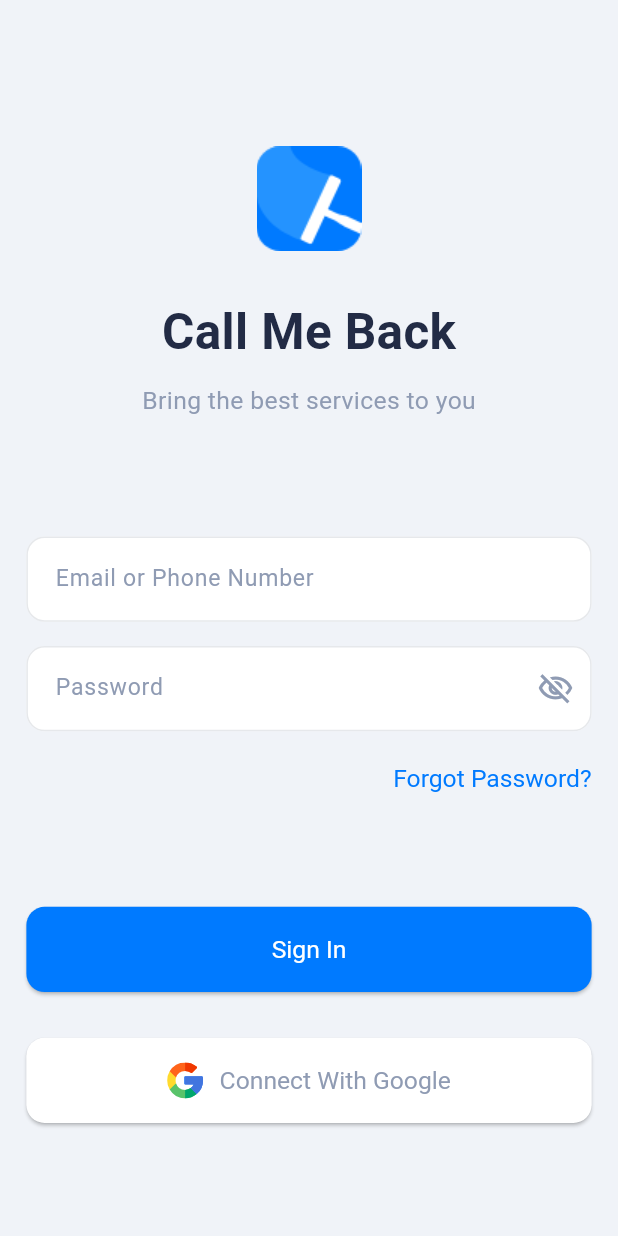
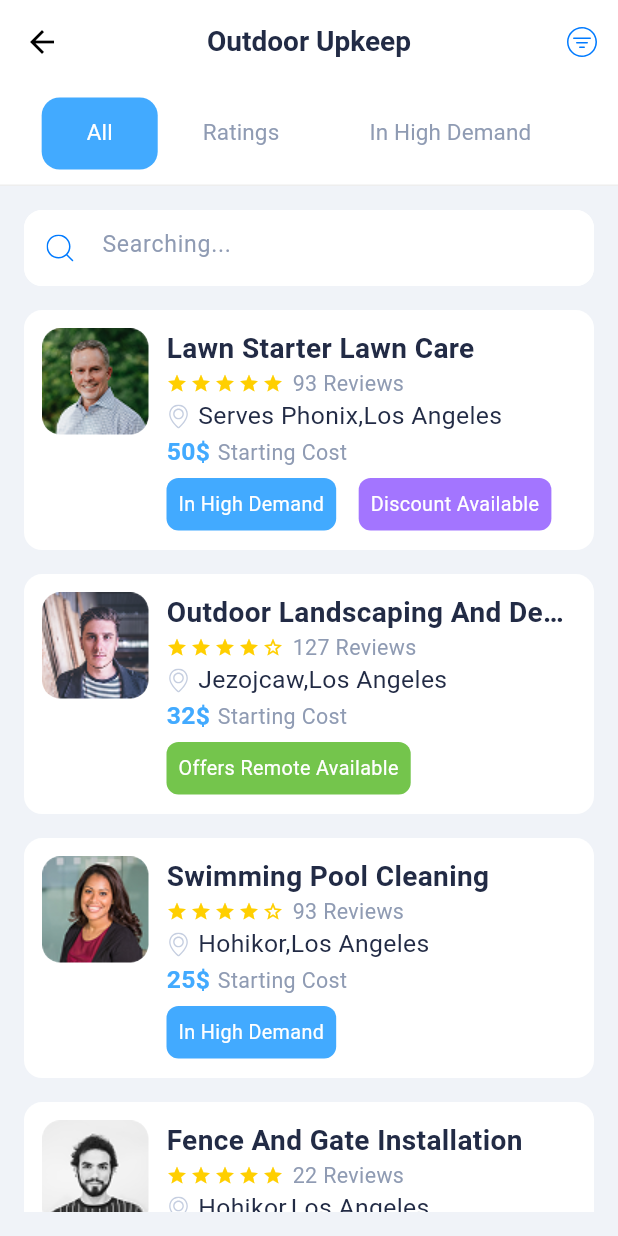
Before and after one commit to ahmedalhessi/Call-Me-Back, a Flutter app: the screen it shows after launch, on a phone screen of 412 x 824 dp. Run offline on Flutter 3.47's test engine with Material 3 defaults, Android fonts, the phone set to English and light mode, and no system bars; our stand-ins replace flutter_screenutil, flutter_svg, get; Roboto replaces fonts that are missing (Almarai).

Commit message:
added  Outdoor Upkeep screen with service cards, badges, and star rating widgets

```diff
--- a/lib/core/constants/colors_manager.dart
+++ b/lib/core/constants/colors_manager.dart
@@ -20,6 +20,11 @@ class ColorsManager {
   static const Color outlineBorder = Color(0xFFE6E8EB);
   // static const Color shadow = Color(0x0D000000);
   static const Color danger = Color(0xFFFF2222);
+  static const Color blue = Color(0xff42AAFF);
+  static const Color purple = Color(0xffA375FF);
+  static const Color green = Color(0xff74C54C);
+
+
   // static const Color success = Color(0xFF20CE8C);
   // static const Color skipColor = Color(0xFF6E6E77);
   // static const Color showMoreColor = Color(0xFF707070);
--- a/lib/core/constants/images_manager.dart
+++ b/lib/core/constants/images_manager.dart
@@ -2,6 +2,7 @@ class ImagesManager {
   static const String mainPath = 'assets/images';
 
   static const String logo = '$mainPath/logo.png';
+  static const String servicesPath = 'assets/images/services';
 
   static const String onBoardingPath = '$mainPath/on_boarding';
   static const String onboarding1 = '$onBoardingPath/on_boarding_1.png';
@@ -16,4 +17,10 @@ class ImagesManager {
   static const String service3 = '$homePath/service3.jpg';
   static const String service4 = '$homePath/service4.jpg';
   static const String searchIcon = '$iconsPath/search.svg';
+  static const String person1 = '$servicesPath/person1.png';
+  static const String person2 = '$servicesPath/person2.png';
+  static const String person3 = '$servicesPath/person3.png';
+  static const String person4 = '$servicesPath/person4.png';
+  static const String location = '$iconsPath/location.svg';
+  static const String filter = '$iconsPath/filter.svg';
 }
--- a/lib/core/constants/text_styles_manager.dart
+++ b/lib/core/constants/text_styles_manager.dart
@@ -365,4 +365,11 @@ class TextStylesManager {
     fontWeight: FontWeight.normal,
     color: ColorsManager.primary,
   );
+
+  static final TextStyle captionSemiBoldBlueColor = TextStyle(
+    fontSize: 15.sp,
+    fontWeight: FontWeight.w600,
+    color: ColorsManager.blue,
+  );
+
 }
--- a/lib/core/routes/get_pages.dart
+++ b/lib/core/routes/get_pages.dart
@@ -12,6 +12,7 @@ import '../../screens/auth/forget_password_screen.dart';
 import '../../screens/auth/reset_password_screen.dart';
 import '../../screens/auth/verification_screen.dart';
 import '../../screens/intro/onboarding_screen.dart';
+import '../../screens/Services/services_screen.dart';
 import 'routes_manager.dart';
 
 final List<GetPage<dynamic>> getPages = [
@@ -45,4 +46,10 @@ final List<GetPage<dynamic>> getPages = [
     page: () => const ResetPasswordScreen(),
     binding: ResetPasswordBinding(),
   ),
+
+  GetPage(
+    name: RoutesManager.servicesScreen,
+    page: () => const Services(),
+  ),
+
 ];
--- a/lib/core/routes/routes_manager.dart
+++ b/lib/core/routes/routes_manager.dart
@@ -10,4 +10,5 @@ class RoutesManager {
 
   static const homeScreen = '/home_screen';
   static const unknownScreen = '/unknown_screen';
+  static const servicesScreen = '/services_screen';
 }
--- /dev/null
+++ b/lib/core/widgets/badges_widget.dart
@@ -0,0 +1,26 @@
+import 'package:flutter/material.dart';
+import '../constants/text_styles_manager.dart';
+
+class BadgeWidget extends StatelessWidget {
+  final String text;
+  final Color color;
+
+  const BadgeWidget({super.key, required this.text, required this.color});
+
+  @override
+  Widget build(BuildContext context) {
+    return Container(
+      padding: EdgeInsets.all(8),
+      margin: EdgeInsets.only( right: 5, top: 5),
+      decoration: BoxDecoration(
+        color: color,
+        borderRadius: BorderRadius.circular(8),
+      ),
+      child: Text(
+        text,
+        style: TextStylesManager.captionRegularWhite,
+        textAlign: TextAlign.center,
+      ),
+    );
+  }
+}
--- /dev/null
+++ b/lib/core/widgets/service_card_widget.dart
@@ -0,0 +1,125 @@
+import 'package:call_me_back/core/widgets/star_row.dart';
+import 'package:flutter/material.dart';
+import 'package:flutter_svg/svg.dart';
+import '../constants/colors_manager.dart';
+import '../constants/images_manager.dart';
+import '../constants/text_styles_manager.dart';
+
+
+class ServicesCardWidget extends StatelessWidget {
+  const ServicesCardWidget({
+    super.key,
+    required this.imgPath,
+    required this.price,
+    required this.location,
+    required this.rating,
+    required this.reviews,
+    required this.badges, required this.title,
+  });
+  final String imgPath;
+  final int price;
+  final String location;
+  final double rating;
+  final int reviews;
+  final List<Widget> badges;
+  final String title;
+
+  @override
+  Widget build(BuildContext context) {
+    return Container(
+      constraints: BoxConstraints(minHeight: 160),
+      margin: EdgeInsets.symmetric(vertical:8),
+      padding: EdgeInsets.all(12),
+
+      decoration: BoxDecoration(
+        borderRadius: BorderRadius.circular(12),
+        color: ColorsManager.white,
+      ),
+      child: Row(
+        crossAxisAlignment: CrossAxisAlignment.start,
+        children: [
+          Align(
+            alignment: Alignment.topCenter,
+            child: Padding(
+              padding:  EdgeInsets.only(right: 12),
+              child: Container(
+                decoration: BoxDecoration(
+                  image: DecorationImage(image: AssetImage(imgPath), ),
+                  borderRadius: BorderRadius.circular(12),
+                ),
+                width: 71,
+                height: 71,
+              ),
+            ),
+          ),
+
+          Expanded(
+            child: Column(
+              crossAxisAlignment: CrossAxisAlignment.start,
+              mainAxisAlignment: MainAxisAlignment.spaceEvenly,
+              mainAxisSize: MainAxisSize.min,
+              children: [
+                Text(
+                 title,
+                  maxLines: 1,
+                  overflow: TextOverflow.ellipsis,
+                  style: TextStylesManager.bodySemibold,
+                ),
+
+                Row(
+                  children: [
+                    StarRow(rating: rating, size: 14),
+                    SizedBox(width: 6),
+                    Text(
+                      "$reviews Reviews",
+                      maxLines: 1,
+                      overflow: TextOverflow.ellipsis,
+                      style: TextStylesManager.subTitleRegularSubtitleColor,
+                    ),
+                  ],
+                ),
+
+                Row(
+                  children: [
+                    SvgPicture.asset(
+                      ImagesManager.location,
+                      width: 16,
+                      height: 16,
+                    ),
+                    SizedBox(width: 5),
+                    Expanded(
+                      child: Text(location, style: TextStylesManager.paragraphRegular, maxLines: 1,
+                        overflow: TextOverflow.ellipsis,),
+                    ),
+                  ],
+                ),
+
+                Row(
+                  children: [
+                    Text(
+                      "$price\$",
+                      style: TextStylesManager.captionSemiBoldBlueColor,
+                      maxLines: 1,
+                      overflow: TextOverflow.ellipsis,
+                    ),
+                    SizedBox(width: 5),
+                    Text(
+                      "Starting Cost",
+                      style: TextStylesManager.subTitleRegularSubtitleColor,
+                    ),
+                  ],
+                ),
+                Wrap(
+                  spacing: 10,
+                  runSpacing: 8,
+                  children: badges,
+                ),
+
+              ],
+            ),
+          ),
+        ],
+      ),
+    );
+  }
+}
--- /dev/null
+++ b/lib/core/widgets/star_row.dart
@@ -0,0 +1,37 @@
+import 'package:flutter/material.dart';
+class StarRow extends StatelessWidget {
+  const StarRow({
+    super.key,
+    required this.rating,
+    this.size = 14,
+    this.color = const Color(0xFFFFCF00),
+    this.gap = 2,
+  });
+
+  final double rating;
+  final double size;
+  final Color color;
+  final double gap;
+
+  @override
+  Widget build(BuildContext context) {
+    return Row(
+      mainAxisSize: MainAxisSize.min,
+      children: List.generate(5, (i) {
+        final index = i + 1;
+        IconData icon;
+        if (rating >= index) {
+          icon = Icons.star;
+        } else if (rating >= index - 0.5) {
+          icon = Icons.star_half;
+        } else {
+          icon = Icons.star_border;
+        }
+        return Padding(
+          padding: EdgeInsets.only(right: i == 4 ? 0 : gap),
+          child: Icon(icon, size: size, color: color),
+        );
+      }),
+    );
+  }
+}
--- a/lib/core/widgets/text_field_widget.dart
+++ b/lib/core/widgets/text_field_widget.dart
@@ -142,7 +142,7 @@ class TextFieldWidget extends StatelessWidget {
               enabledBorder: OutlineInputBorder(
                 borderRadius: BorderRadius.circular(12.r),
                 borderSide: const BorderSide(
-                  color: ColorsManager.outlineBorder,
+                  color: ColorsManager.white,
                 ),
               ),
               errorBorder: OutlineInputBorder(
--- a/lib/main.dart
+++ b/lib/main.dart
@@ -5,6 +5,7 @@ import 'core/localization/app_translations.dart';
 import 'core/routes/get_pages.dart';
 import 'core/routes/routes_manager.dart';
 import 'core/themes/theme_manager.dart';
+
 
 void main() {
   runApp(const MyApp());
@@ -22,7 +23,7 @@ class MyApp extends StatelessWidget {
           textDirection: TextDirection.ltr,
           debugShowCheckedModeBanner: false,
           theme: ThemeManager.light(),
-          initialRoute: RoutesManager.signInScreen,
+          initialRoute: RoutesManager.servicesScreen,
           getPages: getPages,
           // unknownRoute: GetPage(
           //   name: RoutesManager.unknownScreen,
--- /dev/null
+++ b/lib/screens/Services/services_screen.dart
@@ -0,0 +1,183 @@
+import 'package:call_me_back/core/constants/colors_manager.dart';
+import 'package:call_me_back/core/constants/images_manager.dart';
+import 'package:call_me_back/core/constants/text_styles_manager.dart';
+import 'package:call_me_back/core/widgets/badges_widget.dart';
+import 'package:call_me_back/core/widgets/service_card_widget.dart';
+import 'package:call_me_back/core/widgets/text_field_widget.dart';
+import 'package:flutter/material.dart';
+import 'package:flutter_svg/svg.dart';
+import 'package:get/get.dart';
+
+class Services extends StatefulWidget {
+  const Services({super.key});
+
+  @override
+  State<Services> createState() => _ServicesState();
+}
+
+class _ServicesState extends State<Services> {
+  final TextEditingController searchController = TextEditingController();
+
+  @override
+  Widget build(BuildContext context) {
+    return DefaultTabController(
+      length: 3,
+      child: Scaffold(
+        appBar: AppBar(
+          centerTitle: true,
+          title: Text("Outdoor Upkeep", style: TextStylesManager.bodySemibold),
+          backgroundColor: Colors.white,
+          leading: IconButton(
+            onPressed: () => Get.back(),
+            icon: const Icon(Icons.arrow_back, color: Colors.black),
+          ),
+          actions: [
+            IconButton(
+              onPressed: () {},
+              tooltip: 'Filters',
+              icon: SvgPicture.asset(
+                fit: BoxFit.contain,
+                ImagesManager.filter,
+                width: 24,
+                height: 24,
+              ),
+            ),
+          ],
+          bottom: PreferredSize(
+            preferredSize: const Size.fromHeight(68),
+            child: Column(
+              crossAxisAlignment: CrossAxisAlignment.start,
+              children: [
+                const SizedBox(height: 6),
+                Padding(
+                  padding: const EdgeInsets.symmetric(horizontal: 20),
+                  child: TabBar(
+
+                    isScrollable: true,
+                    tabAlignment: TabAlignment.center,
+                    dividerColor: Colors.transparent,
+                    labelPadding: const EdgeInsets.symmetric(horizontal: 30,),
+                    indicatorPadding: EdgeInsets.zero,
+                    indicatorSize: TabBarIndicatorSize.tab,
+                    indicator: BoxDecoration(
+                      color: ColorsManager.blue, // your primary blue
+                      borderRadius: BorderRadius.circular(12),
+                    ),
+                    labelColor: Colors.white,
+                    unselectedLabelColor: ColorsManager.subtitleColor,
+                    labelStyle: const TextStyle(fontSize: 15, fontWeight: FontWeight.normal),
+                    unselectedLabelStyle: const TextStyle(fontSize: 15, fontWeight: FontWeight.normal),
+                    tabs: const [
+                      Tab(text: 'All'),
+                      Tab(text: 'Ratings'),
+                      Tab(text: 'In High Demand'),
+                    ],
+                  ),
+                ),
+                const SizedBox(height: 10),
+                Divider(height: 1, thickness: 1, color: Colors.grey.shade200),
+              ],
+            ),
+          ),
+        ),
+        body: Padding(
+          padding: const EdgeInsets.symmetric(horizontal: 16, vertical: 16),
+          child: TabBarView(
+            children: [
+              SingleChildScrollView(
+                child: Column(
+                  children: [
+                    Padding(
+                      padding: const EdgeInsets.only(bottom: 8),
+                      child: TextFieldWidget.search(
+                        controller: searchController,
+                      ),
+                    ),
+                    ServicesCardWidget(
+                      title: "Lawn Starter Lawn Care",
+                      imgPath: ImagesManager.person1,
+                      location: "Serves Phonix,Los Angeles",
+                      price: 50,
+                      rating: 5,
+                      reviews: 93,
+                      badges: [
+                        BadgeWidget(
+                          text: "In High Demand",
+                          color: ColorsManager.blue,
+                        ),
+                        BadgeWidget(
+                          text: "Discount Available",
+                          color: ColorsManager.purple,
+                        ),
+                      ],
+                    ),
+                    ServicesCardWidget(
+                      title: "Outdoor Landscaping And Design",
+                      imgPath: ImagesManager.person2,
+                      location: "Jezojcaw,Los Angeles",
+                      price: 32,
+                      rating: 4,
+                      reviews: 127,
+                      badges: [
+                        BadgeWidget(
+                          text: "Offers Remote Available",
+                          color: ColorsManager.green,
+                        ),
+                      ],
+                    ),
+                    ServicesCardWidget(
+                      title: "Swimming Pool Cleaning",
+                      imgPath: ImagesManager.person4,
+                      location: "Hohikor,Los Angeles",
+                      price: 25,
+                      rating: 4,
+                      reviews: 93,
+                      badges: [
+                        BadgeWidget(
+                          text: "In High Demand",
+                          color: ColorsManager.blue,
+                        ),
+                      ],
+                    ),
+                    ServicesCardWidget(
+                      title: "Fence And Gate Installation",
+                      imgPath: ImagesManager.person3,
+                      location: "Hohikor,Los Angeles",
+                      price: 50,
+                      rating: 5,
+                      reviews: 22,
+                      badges: [
+                        BadgeWidget(
+                          text: "In High Demand",
+                          color: ColorsManager.blue,
+                        ),
+                        BadgeWidget(
+                          text: "Discount Available",
+                          color: ColorsManager.purple,
+                        ),
+                      ],
+                    ),
+                  ],
+                ),
+              ),
+
+              Center(
+                child: Text(
+                  "Filter by Ratings",
+                  style: TextStylesManager.bodySemibold,
+                ),
+              ),
+
+              Center(
+                child: Text(
+                  "High Demand Services",
+                  style: TextStylesManager.bodySemibold,
+                ),
+              ),
+            ],
+          ),
+        ),
+      ),
+    );
+  }
+}
--- a/pubspec.yaml
+++ b/pubspec.yaml
@@ -31,3 +31,4 @@ flutter:
     - assets/images/home/
     - assets/images/on_boarding/
     - assets/images/icons/
+    - assets/images/services/
```
Also changed, not shown: assets/images/icons/filter.svg (added), assets/images/icons/location.svg (added), assets/images/services/person1.png (added), assets/images/services/person2.png (added), assets/images/services/person3.png (added), assets/images/services/person4.png (added), pubspec.lock.
